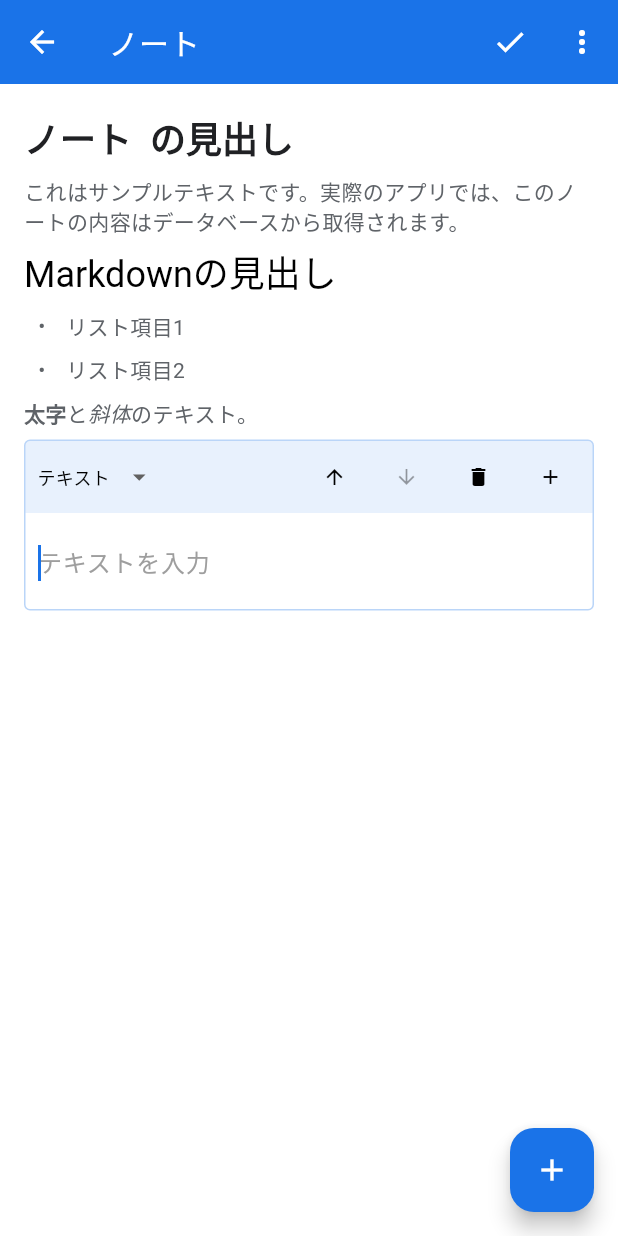
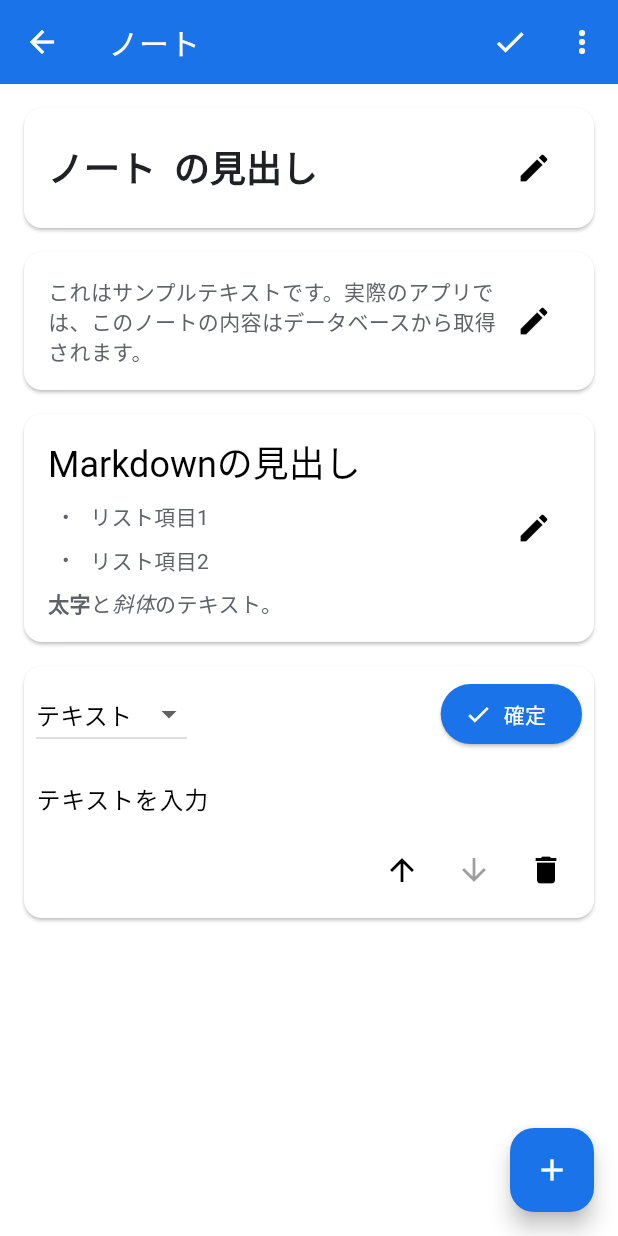
Before and after one commit to Chi-Tako/Gakunote, a Flutter app: the NoteDetailPage screen opened directly with empty values, after a tap on the "edit" icon, after a tap on the "add" icon, on a phone screen of 412 x 824 dp. Run offline on Flutter 3.47's test engine with Material 3 defaults, Android fonts, the phone set to English and light mode, and no system bars; drawn by our look-alikes of flutter_markdown; our stand-ins replace firebase_core, go_router; missing offline and left inert: flutter_math_fork; accounts and stored records are empty.

Commit message:
ブロックの編集確定のコミット

```diff
--- a/lib/features/notes/presentation/pages/note_detail_page.dart
+++ b/lib/features/notes/presentation/pages/note_detail_page.dart
@@ -22,12 +22,8 @@ class _NoteDetailPageState extends State<NoteDetailPage> {
   final List<TextEditingController> _blockControllers = [];
   bool _isEditing = false;
 
-  // フォーカス管理のためのノード
-  final FocusNode _titleFocusNode = FocusNode();
-  final List<FocusNode> _blockFocusNodes = [];
-
-  // 現在フォーカスされているブロックのインデックス
-  int _focusedBlockIndex = -1;
+  // 各ブロックの編集状態を追跡する
+  final Map<String, bool> _blockEditingStates = {};
 
   @override
   void initState() {
@@ -37,27 +33,12 @@ class _NoteDetailPageState extends State<NoteDetailPage> {
     _note = _getDummyNote(widget.noteId);
     _titleController = TextEditingController(text: _note.title);
 
-    // 各ブロックのコントローラーとフォーカスノードを初期化
+    // 各ブロックのコントローラーを初期化
     for (var block in _note.blocks) {
       _blockControllers.add(TextEditingController(text: block.content));
-      _blockFocusNodes.add(FocusNode()..addListener(() {
-        // フォーカスを取得したブロックのインデックスを記録
-        if (_blockFocusNodes.last.hasFocus) {
-          setState(() {
-            _focusedBlockIndex = _blockFocusNodes.indexOf(_blockFocusNodes.last);
-          });
+      // すべてのブロックの編集状態を初期化（false = 編集モードではない）
+      _blockEditingStates[block.id] = false;
     }
-      }));
-    }
-
-    // タイトルにフォーカスがあたったときの処理
-    _titleFocusNode.addListener(() {
-      if (_titleFocusNode.hasFocus) {
-        setState(() {
-          _focusedBlockIndex = -1;
-        });
-      }
-    });
   }
 
   @override
@@ -65,10 +46,6 @@ class _NoteDetailPageState extends State<NoteDetailPage> {
     _titleController.dispose();
     for (var controller in _blockControllers) {
       controller.dispose();
-    }
-    _titleFocusNode.dispose();
-    for (var node in _blockFocusNodes) {
-      node.dispose();
     }
     super.dispose();
   }
@@ -122,6 +99,10 @@ class _NoteDetailPageState extends State<NoteDetailPage> {
                 if (_isEditing) {
                   // 編集内容を保存
                   _saveChanges();
+                  // すべてのブロックの編集状態をリセット
+                  for (var key in _blockEditingStates.keys) {
+                    _blockEditingStates[key] = false;
+                  }
                 }
                 _isEditing = !_isEditing;
               });
@@ -157,52 +138,25 @@ class _NoteDetailPageState extends State<NoteDetailPage> {
   }
 
   Widget _buildBlockWidget(NoteBlock block, int index) {
-    final bool isBlockFocused = _isEditing && _focusedBlockIndex == index;
+    // このブロックが現在編集中かどうかを確認
+    final isBlockEditing = _blockEditingStates[block.id] ?? false;
 
-    // 表示モードまたはフォーカスされていないブロック
-    if (!_isEditing || !isBlockFocused) {
-      return InkWell(
-        onTap: () {
-          if (!_isEditing) {
-            setState(() {
-              _isEditing = true;
-            });
-          }
-          // フォーカスを当該ブロックに移動
-          _blockFocusNodes[index].requestFocus();
-        },
+    // 全体が編集モードで、さらにこのブロックも編集モードの場合
+    if (_isEditing && isBlockEditing) {
+      // 編集モード
+      if (block.type == BlockType.math) {
+        return Card(
+          margin: const EdgeInsets.only(bottom: 16),
           child: Padding(
-          padding: const EdgeInsets.symmetric(vertical: 4),
-          child: _renderBlockContent(block),
-        ),
-      );
-    }
-
-    // 編集モードでフォーカスされているブロック
-    return Container(
-      margin: const EdgeInsets.symmetric(vertical: 4),
-      decoration: BoxDecoration(
-        border: Border.all(color: Theme.of(context).colorScheme.primary.withOpacity(0.3)),
-        borderRadius: BorderRadius.circular(4),
-      ),
+            padding: const EdgeInsets.all(8),
             child: Column(
               crossAxisAlignment: CrossAxisAlignment.start,
               children: [
-          // ブロック編集コントロール (フォーカス時のみ表示)
-          Container(
-            padding: const EdgeInsets.symmetric(horizontal: 8, vertical: 4),
-            decoration: BoxDecoration(
-              color: Theme.of(context).colorScheme.primary.withOpacity(0.1),
-              borderRadius: const BorderRadius.vertical(top: Radius.circular(3)),
-            ),
-            child: Row(
+                // ブロックタイプ選択と確定ボタン
+                Row(
                   children: [
-                // ブロックタイプ選択
                     DropdownButton<BlockType>(
                       value: block.type,
-                  isDense: true,
-                  underline: Container(), // 下線を非表示
-                  icon: const Icon(Icons.arrow_drop_down, size: 20),
                       onChanged: (BlockType? newValue) {
                         if (newValue != null) {
                           setState(() {
@@ -215,163 +169,54 @@ class _NoteDetailPageState extends State<NoteDetailPage> {
                           .map<DropdownMenuItem<BlockType>>((BlockType value) {
                         return DropdownMenuItem<BlockType>(
                           value: value,
-                      child: Text(_getBlockTypeName(value), style: const TextStyle(fontSize: 12)),
+                          child: Text(_getBlockTypeName(value)),
                         );
                       }).toList(),
                     ),
                     const Spacer(),
-                // ブロック操作アイコン
-                IconButton(
-                  icon: const Icon(Icons.arrow_upward, size: 16),
-                  padding: EdgeInsets.zero,
-                  constraints: const BoxConstraints(),
-                  visualDensity: VisualDensity.compact,
-                  onPressed: index > 0
-                      ? () {
+                    // 確定ボタンを追加
+                    ElevatedButton.icon(
+                      onPressed: () {
                         setState(() {
-                            _note.reorderBlocks(index, index - 1);
-                            final controller = _blockControllers.removeAt(index);
-                            _blockControllers.insert(index - 1, controller);
-                            final focusNode = _blockFocusNodes.removeAt(index);
-                            _blockFocusNodes.insert(index - 1, focusNode);
-                            _focusedBlockIndex = index - 1;
-                            // フォーカスを移動
-                            focusNode.requestFocus();
+                          // ブロックの内容を保存
+                          block.content = _blockControllers[index].text;
+                          // このブロックの編集状態をオフに
+                          _blockEditingStates[block.id] = false;
                         });
-                        }
-                      : null,
+                      },
+                      icon: const Icon(Icons.check),
+                      label: const Text('確定'),
+                      style: ElevatedButton.styleFrom(
+                        foregroundColor: Colors.white,
+                        backgroundColor: Theme.of(context).primaryColor,
+                      ),
                     ),
                     const SizedBox(width: 8),
+                    // 数式プレビューボタン
                     IconButton(
-                  icon: const Icon(Icons.arrow_downward, size: 16),
-                  padding: EdgeInsets.zero,
-                  constraints: const BoxConstraints(),
-                  visualDensity: VisualDensity.compact,
-                  onPressed: index < _note.blocks.length - 1
-                      ? () {
-                          setState(() {
-                            _note.reorderBlocks(index, index + 1);
-                            final controller = _blockControllers.removeAt(index);
-                            _blockControllers.insert(index + 1, controller);
-                            final focusNode = _blockFocusNodes.removeAt(index);
-                            _blockFocusNodes.insert(index + 1, focusNode);
-                            _focusedBlockIndex = index + 1;
-                            // フォーカスを移動
-                            focusNode.requestFocus();
-                          });
-                        }
-                      : null,
-                ),
-                const SizedBox(width: 8),
-                IconButton(
-                  icon: const Icon(Icons.delete, size: 16),
-                  padding: EdgeInsets.zero,
-                  constraints: const BoxConstraints(),
-                  visualDensity: VisualDensity.compact,
+                      icon: const Icon(Icons.preview),
+                      tooltip: '数式プレビュー',
                       onPressed: () {
-                    setState(() {
-                      _note.removeBlock(block.id);
-                      _blockControllers.removeAt(index);
-                      final removedNode = _blockFocusNodes.removeAt(index);
-                      removedNode.dispose();
-
-                      // フォーカスを前のブロックに移動
-                      if (index > 0 && _blockFocusNodes.isNotEmpty) {
-                        _focusedBlockIndex = index - 1;
-                        _blockFocusNodes[_focusedBlockIndex].requestFocus();
-                      } else if (_blockFocusNodes.isNotEmpty) {
-                        _focusedBlockIndex = 0;
-                        _blockFocusNodes[0].requestFocus();
-                      } else {
-                        _focusedBlockIndex = -1;
-                        _titleFocusNode.requestFocus();
-                      }
-                    });
-                  },
-                ),
-                const SizedBox(width: 8),
-                IconButton(
-                  icon: const Icon(Icons.add, size: 16),
-                  padding: EdgeInsets.zero,
-                  constraints: const BoxConstraints(),
-                  visualDensity: VisualDensity.compact,
-                  onPressed: () {
-                    _addNewBlockAfter(index);
+                        // プレビューダイアログを表示
+                        _showMathPreview(context, _blockControllers[index].text);
                       },
                     ),
                   ],
                 ),
-          ),
-
-          // 特殊ブロックタイプの編集UI
-          if (block.type == BlockType.math)
-            _buildMathBlockEditor(block, index)
-          else
-            // 通常のブロック編集UI
-            Padding(
-              padding: const EdgeInsets.all(8),
-              child: TextField(
-                controller: _blockControllers[index],
-                focusNode: _blockFocusNodes[index],
-                maxLines: null,
-                style: _getTextStyleForBlockType(block.type),
-                decoration: InputDecoration(
-                  border: InputBorder.none,
-                  hintText: _getBlockHint(block.type),
-                  hintStyle: TextStyle(
-                    fontSize: _getFontSizeForBlockType(block.type),
-                    color: Colors.grey,
-                  ),
-                  contentPadding: EdgeInsets.zero,
-                ),
-                onChanged: (value) {
-                  block.content = value;
-                },
-              ),
-            ),
-        ],
-      ),
-    );
-  }
-
-  // 数式ブロックのエディタUI
-  Widget _buildMathBlockEditor(NoteBlock block, int index) {
-    return Padding(
-      padding: const EdgeInsets.all(8),
-      child: Column(
-        crossAxisAlignment: CrossAxisAlignment.start,
-        children: [
+                const SizedBox(height: 8),
+                // 数式の入力フィールド
                 TextField(
                   controller: _blockControllers[index],
-            focusNode: _blockFocusNodes[index],
                   maxLines: null,
                   decoration: const InputDecoration(
                     border: InputBorder.none,
                     hintText: 'LaTeX形式で数式を入力（例: \\sum_{i=0}^n i^2 = \\frac{n(n+1)(2n+1)}{6}）',
-              contentPadding: EdgeInsets.zero,
                   ),
                   onChanged: (value) {
-              block.content = value;
-              setState(() {}); // プレビューを更新するために再描画
+                    // オートセーブは行わず、確定ボタンを押したときだけ保存する
                   },
                 ),
-
-          // 数式プレビュー
-          if (_blockControllers[index].text.isNotEmpty)
-            Container(
-              padding: const EdgeInsets.symmetric(vertical: 8),
-              width: double.infinity,
-              child: Math.tex(
-                _blockControllers[index].text,
-                textStyle: Theme.of(context).textTheme.bodyLarge!,
-                onErrorFallback: (err) => Text(
-                  'エラー: $err',
-                  style: const TextStyle(color: Colors.red, fontSize: 12),
-                ),
-              ),
-            ),
-
-          // 数式記号パレット
+                // 数式記号パレット（オプション）
                 SingleChildScrollView(
                   scrollDirection: Axis.horizontal,
                   child: Row(
@@ -388,38 +233,203 @@ class _NoteDetailPageState extends State<NoteDetailPage> {
                     ],
                   ),
                 ),
+                Row(
+                  mainAxisAlignment: MainAxisAlignment.end,
+                  children: [
+                    IconButton(
+                      icon: const Icon(Icons.arrow_upward),
+                      onPressed: index > 0
+                          ? () {
+                              setState(() {
+                                _note.reorderBlocks(index, index - 1);
+                                final controller = _blockControllers.removeAt(index);
+                                _blockControllers.insert(index - 1, controller);
+                              });
+                            }
+                          : null,
+                    ),
+                    IconButton(
+                      icon: const Icon(Icons.arrow_downward),
+                      onPressed: index < _note.blocks.length - 1
+                          ? () {
+                              setState(() {
+                                _note.reorderBlocks(index, index + 1);
+                                final controller = _blockControllers.removeAt(index);
+                                _blockControllers.insert(index + 1, controller);
+                              });
+                            }
+                          : null,
+                    ),
+                    IconButton(
+                      icon: const Icon(Icons.delete),
+                      onPressed: () {
+                        setState(() {
+                          _note.removeBlock(block.id);
+                          _blockControllers.removeAt(index);
+                          _blockEditingStates.remove(block.id);
+                        });
+                      },
+                    ),
                   ],
+                ),
+              ],
+            ),
+          ),
+        );
+      } else {
+        return Card(
+          margin: const EdgeInsets.only(bottom: 16),
+          child: Padding(
+            padding: const EdgeInsets.all(8),
+            child: Column(
+              crossAxisAlignment: CrossAxisAlignment.start,
+              children: [
+                // ブロックタイプ選択と確定ボタン
+                Row(
+                  children: [
+                    DropdownButton<BlockType>(
+                      value: block.type,
+                      onChanged: (BlockType? newValue) {
+                        if (newValue != null) {
+                          setState(() {
+                            block.type = newValue;
+                          });
+                        }
+                      },
+                      items: BlockType.values
+                          .where((type) => type != BlockType.sketch) // 手書きは別途実装
+                          .map<DropdownMenuItem<BlockType>>((BlockType value) {
+                        return DropdownMenuItem<BlockType>(
+                          value: value,
+                          child: Text(_getBlockTypeName(value)),
+                        );
+                      }).toList(),
+                    ),
+                    const Spacer(),
+                    // 確定ボタンを追加
+                    ElevatedButton.icon(
+                      onPressed: () {
+                        setState(() {
+                          // ブロックの内容を保存
+                          block.content = _blockControllers[index].text;
+                          // このブロックの編集状態をオフに
+                          _blockEditingStates[block.id] = false;
+                        });
+                      },
+                      icon: const Icon(Icons.check),
+                      label: const Text('確定'),
+                      style: ElevatedButton.styleFrom(
+                        foregroundColor: Colors.white,
+                        backgroundColor: Theme.of(context).primaryColor,
+                      ),
+                    ),
+                  ],
+                ),
+                const SizedBox(height: 8),
+                // ブロック内容の編集フィールド
+                TextField(
+                  controller: _blockControllers[index],
+                  maxLines: null,
+                  decoration: InputDecoration(
+                    border: InputBorder.none,
+                    hintText: _getBlockHint(block.type),
+                  ),
+                  onChanged: (value) {
+                    // オートセーブは行わず、確定ボタンを押したときだけ保存する
+                  },
+                ),
+                Row(
+                  mainAxisAlignment: MainAxisAlignment.end,
+                  children: [
+                    IconButton(
+                      icon: const Icon(Icons.arrow_upward),
+                      onPressed: index > 0
+                          ? () {
+                              setState(() {
+                                _note.reorderBlocks(index, index - 1);
+                                final controller = _blockControllers.removeAt(index);
+                                _blockControllers.insert(index - 1, controller);
+                              });
+                            }
+                          : null,
+                    ),
+                    IconButton(
+                      icon: const Icon(Icons.arrow_downward),
+                      onPressed: index < _note.blocks.length - 1
+                          ? () {
+                              setState(() {
+                                _note.reorderBlocks(index, index + 1);
+                                final controller = _blockControllers.removeAt(index);
+                                _blockControllers.insert(index + 1, controller);
+                              });
+                            }
+                          : null,
+                    ),
+                    IconButton(
+                      icon: const Icon(Icons.delete),
+                      onPressed: () {
+                        setState(() {
+                          _note.removeBlock(block.id);
+                          _blockControllers.removeAt(index);
+                          _blockEditingStates.remove(block.id);
+                        });
+                      },
+                    ),
+                  ],
+                ),
+              ],
+            ),
           ),
         );
       }
-
-  // ブロックタイプに応じたテキストスタイルを取得
-  TextStyle _getTextStyleForBlockType(BlockType type) {
-    switch (type) {
-      case BlockType.heading1:
-        return TextStyle(fontSize: 24, fontWeight: FontWeight.bold);
-      case BlockType.heading2:
-        return TextStyle(fontSize: 20, fontWeight: FontWeight.bold);
-      case BlockType.heading3:
-        return TextStyle(fontSize: 18, fontWeight: FontWeight.bold);
-      case BlockType.code:
-        return TextStyle(fontFamily: 'monospace');
-      default:
-        return TextStyle(fontSize: 16);
-    }
-  }
-
-  // ブロックタイプに応じたフォントサイズを取得
-  double _getFontSizeForBlockType(BlockType type) {
-    switch (type) {
-      case BlockType.heading1:
-        return 24;
-      case BlockType.heading2:
-        return 20;
-      case BlockType.heading3:
-        return 18;
-      default:
-        return 16;
+    } else if (_isEditing) {
+      // 全体が編集モードだが、このブロックはまだ編集モードではない
+      return Card(
+        margin: const EdgeInsets.only(bottom: 16),
+        child: InkWell(
+          onTap: () {
+            setState(() {
+              // このブロックの編集状態をオンに
+              _blockEditingStates[block.id] = true;
+              // コントローラーが正しく同期していることを確認
+              _blockControllers[index].text = block.content;
+            });
+          },
+          child: Padding(
+            padding: const EdgeInsets.all(16),
+            child: Row(
+              children: [
+                Expanded(child: _renderBlockContent(block)),
+                IconButton(
+                  icon: const Icon(Icons.edit),
+                  onPressed: () {
+                    setState(() {
+                      _blockEditingStates[block.id] = true;
+                    });
+                  },
+                ),
+              ],
+            ),
+          ),
+        ),
+      );
+    } else {
+      // 表示モード (全体が編集モードではない)
+      return GestureDetector(
+        onTap: () {
+          setState(() {
+            _isEditing = true;
+            _blockEditingStates[block.id] = true;
+          });
+        },
+        child: Card(
+          margin: const EdgeInsets.only(bottom: 16),
+          child: Padding(
+            padding: const EdgeInsets.all(16),
+            child: _renderBlockContent(block),
+          ),
+        ),
+      );
     }
   }
 
@@ -550,59 +560,18 @@ class _NoteDetailPageState extends State<NoteDetailPage> {
         content: '',
       );
       _note.addBlock(newBlock);
-      final controller = TextEditingController();
-      final focusNode = FocusNode();
-      _blockControllers.add(controller);
-      _blockFocusNodes.add(focusNode..addListener(() {
-        if (focusNode.hasFocus) {
-          setState(() {
-            _focusedBlockIndex = _blockFocusNodes.indexOf(focusNode);
-          });
-        }
-      }));
-
+      _blockControllers.add(TextEditingController());
       _isEditing = true;
-
-      // 新しいブロックにフォーカスを移動
-      _focusedBlockIndex = _note.blocks.length - 1;
-      focusNode.requestFocus();
-    });
-  }
-
-  void _addNewBlockAfter(int index) {
-    setState(() {
-      final newBlock = NoteBlock(
-        type: BlockType.text,
-        content: '',
-      );
-
-      // ブロックをindexの後ろに挿入
-      _note.blocks.insert(index + 1, newBlock);
-
-      // コントローラーとフォーカスノードを作成・挿入
-      final controller = TextEditingController();
-      _blockControllers.insert(index + 1, controller);
-
-      final focusNode = FocusNode();
-      _blockFocusNodes.insert(index + 1, focusNode..addListener(() {
-        if (focusNode.hasFocus) {
-          setState(() {
-            _focusedBlockIndex = _blockFocusNodes.indexOf(focusNode);
-          });
-        }
-      }));
-
-      // 新しいブロックにフォーカスを移動
-      _focusedBlockIndex = index + 1;
-      focusNode.requestFocus();
+      // 新しいブロックは自動的に編集モードに
+      _blockEditingStates[newBlock.id] = true;
     });
   }
 
   void _saveChanges() {
     _note.title = _titleController.text;
-    for (int i = 0; i < _note.blocks.length; i++) {
-      _note.blocks[i].content = _blockControllers[i].text;
-    }
+    // 確定済みのブロックのみ保存されている状態なので、
+    // ここでは全体の保存処理のみ行う
+
     // 実際のアプリではこの時点でデータベースに保存
   }
 
@@ -612,34 +581,18 @@ class _NoteDetailPageState extends State<NoteDetailPage> {
       onTap: () {
         final controller = _blockControllers[blockIndex];
         final currentPosition = controller.selection.start;
-
-        // 選択位置が無効な場合は最後に追加
-        if (currentPosition < 0) {
-          controller.text = controller.text + symbol;
-          controller.selection = TextSelection.collapsed(offset: controller.text.length);
-        } else {
         final text = controller.text;
         final newText = text.substring(0, currentPosition) +
             symbol +
             text.substring(currentPosition);
         controller.text = newText;
         controller.selection = TextSelection.collapsed(offset: currentPosition + symbol.length);
-        }
-
-        // ブロックの内容を更新
-        _note.blocks[blockIndex].content = controller.text;
-        setState(() {}); // 数式プレビューを更新
       },
-      child: Container(
-        margin: const EdgeInsets.symmetric(horizontal: 4),
+      child: Padding(
         padding: const EdgeInsets.symmetric(horizontal: 8, vertical: 4),
-        decoration: BoxDecoration(
-          color: Theme.of(context).colorScheme.primary.withOpacity(0.1),
-          borderRadius: BorderRadius.circular(4),
-        ),
         child: Math.tex(
           symbol,
-          textStyle: const TextStyle(fontSize: 14),
+          textStyle: const TextStyle(fontSize: 18),
         ),
       ),
     );
```
Lines whose indentation alone changed are shown as unchanged.
